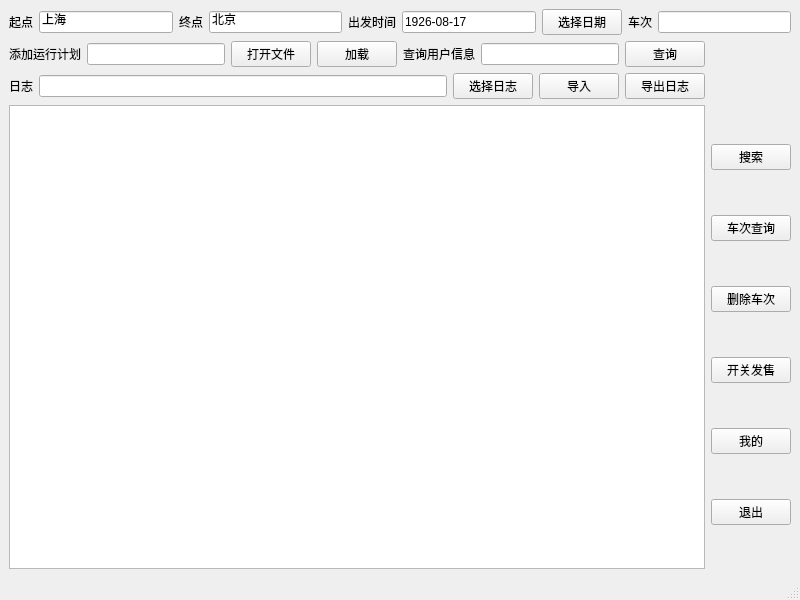
This is adminwindow.ui in kzoacn/DS2017 as Qt 5 draws it before an edit. The edited form follows.
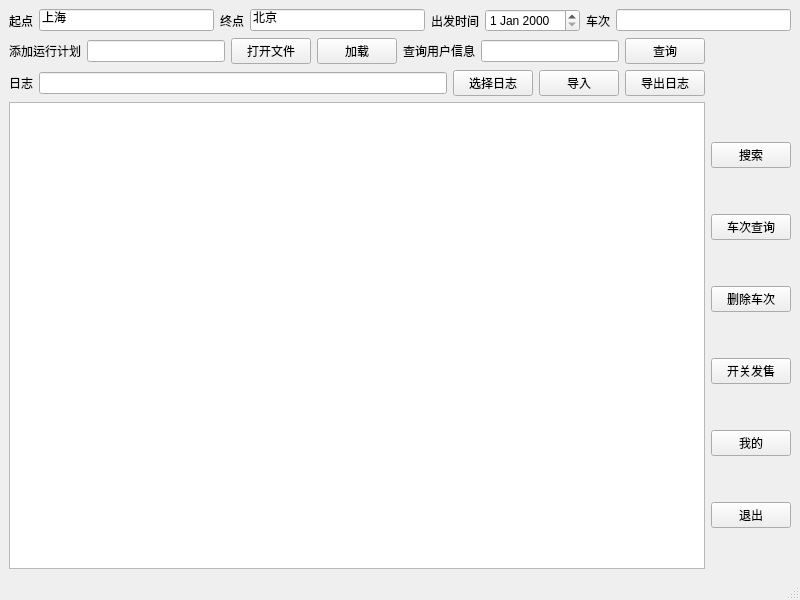
This is the edited form.

Diff of the .ui file:
```diff
--- a/adminwindow.ui
+++ b/adminwindow.ui
@@ -53,18 +53,7 @@
        </widget>
       </item>
       <item>
-       <widget class="QLineEdit" name="date_2">
-        <property name="text">
-         <string>1926-08-17</string>
-        </property>
-       </widget>
-      </item>
-      <item>
-       <widget class="QPushButton" name="pushButton_7">
-        <property name="text">
-         <string>选择日期</string>
-        </property>
-       </widget>
+       <widget class="QDateEdit" name="dateEdit"/>
       </item>
       <item>
        <widget class="QLabel" name="label_10">
```
Left out of the diff: 10 changed lines with no effect on the pictures.
